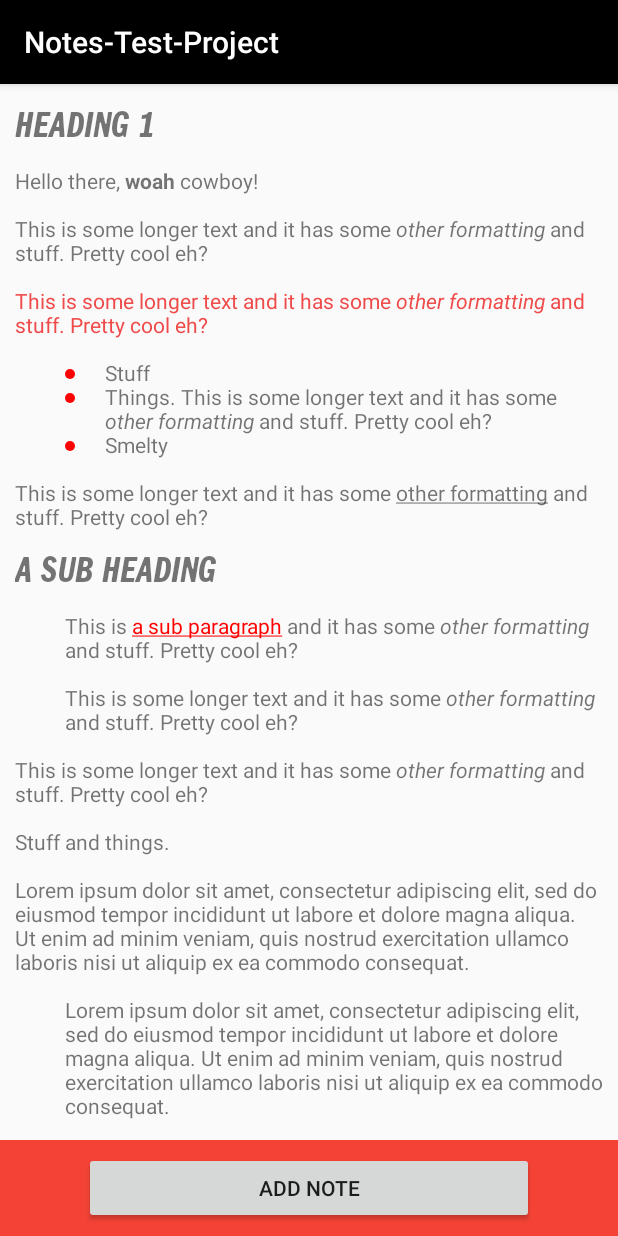
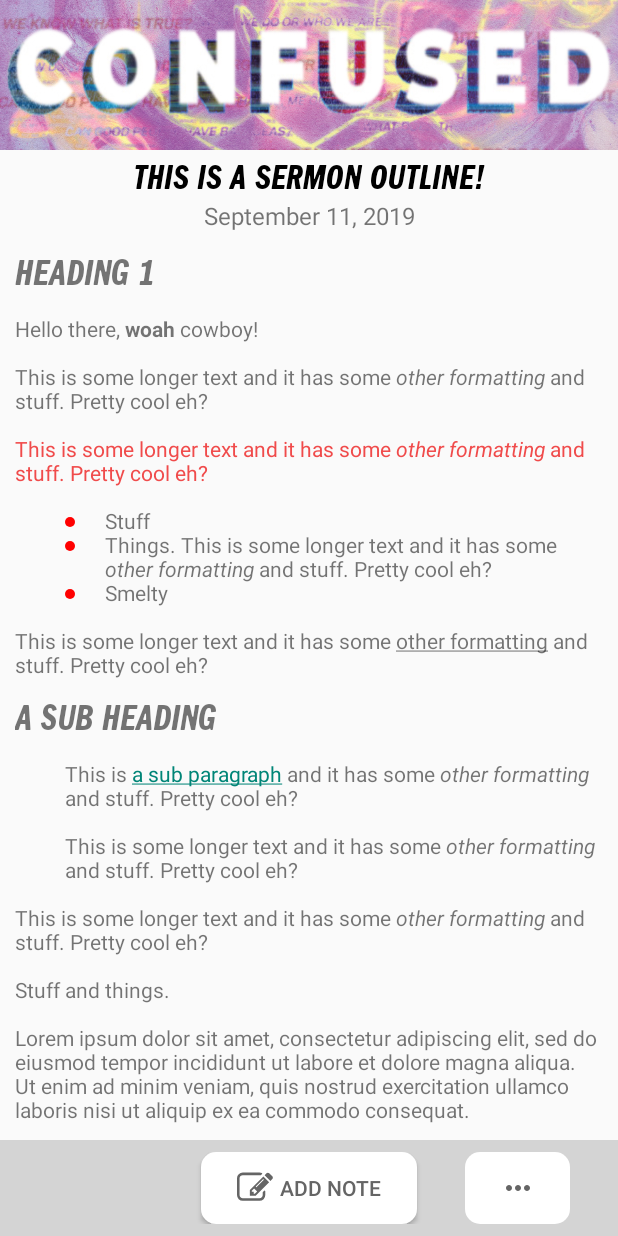
Before and after one commit to ChrissinjinTurner/testNoteApp, an Android app: the screen it shows after launch (MainActivity), on a phone screen of 412 x 824 dp. Run offline under Robolectric (Android 15) with nearby library versions, the phone set to English and light mode, and no system bars.

Commit message:
added header item to the sermon, cleaned up some stuff

```diff
--- a/app/src/main/AndroidManifest.xml
+++ b/app/src/main/AndroidManifest.xml
@@ -14,7 +14,8 @@
         android:theme="@style/AppTheme" >
         <activity android:name=".MainActivity"
                 android:screenOrientation="portrait"
-                android:configChanges="orientation|keyboardHidden">
+                android:configChanges="orientation|keyboardHidden"
+                android:theme="@style/AppTheme.NoActionBar">
             <intent-filter>
                 <action android:name="android.intent.action.MAIN" />
 
--- a/app/src/main/java/com/example/notes_test_project/MainActivity.kt
+++ b/app/src/main/java/com/example/notes_test_project/MainActivity.kt
@@ -88,7 +88,7 @@ class MainActivity : AppCompatActivity() {
         } else {
             test_dialog()
         }
-        dialog?.setStyle(DialogFragment.STYLE_NORMAL, android.R.style.Theme_Black_NoTitleBar_Fullscreen) // makes the dialog full screen to provide all the space we could possibly need
+            dialog?.setStyle(DialogFragment.STYLE_NORMAL, R.style.AlertDialogStyle) // makes the dialog full screen to provide all the space we could possibly need
         dialog?.show(supportFragmentManager, "tag")
     }
 
@@ -244,9 +244,6 @@ class MainActivity : AppCompatActivity() {
                     val selectedString = span.subSequence(selectionStart, selectionEnd)
                     openDialog(selectedString)
                 }
-
-//                addNoteButton.callOnClick()
-
                 return true
             }
 
@@ -282,8 +279,6 @@ class MainActivity : AppCompatActivity() {
                     mainContent.clearFocus()
                     mainContent.setTextKeepState(span)
                 }
-
-//                actionMode?.finish()
                 return true
             }
 
@@ -319,8 +314,6 @@ class MainActivity : AppCompatActivity() {
                     mainContent.clearFocus()
                     mainContent.setTextKeepState(span)
                 }
-
-//                actionMode?.finish()
                 return true
             }
 
--- a/app/src/main/java/com/example/notes_test_project/test_dialog.kt
+++ b/app/src/main/java/com/example/notes_test_project/test_dialog.kt
@@ -68,7 +68,11 @@ class test_dialog : DialogFragment() {
     fun createNote(text: CharSequence) {
         val child = layoutInflater.inflate(R.layout.custom_note_item, null)
         child.notedText.text = text
+        child.noteBlock.setOnClickListener {
+            child.noteEditText.requestFocus()
+        }
         contentWrapper.addView(child)
+        // maybe i can use the addview with child/index on it to put it on the bottom
         noteEditText.requestFocus()
         dialog.window?.setSoftInputMode(WindowManager.LayoutParams.SOFT_INPUT_STATE_ALWAYS_VISIBLE)
     }
--- /dev/null
+++ b/app/src/main/res/drawable/custom_button_grey.xml
@@ -0,0 +1,9 @@
+<shape xmlns:android="http://schemas.android.com/apk/res/android"
+    android:shape="rectangle">
+    <gradient
+        android:angle="90"
+        android:startColor="#FFFFFF"
+        android:endColor="#FFFFFF"
+        android:type="linear" />
+    <corners android:radius="10dp" />
+</shape>
--- /dev/null
+++ b/app/src/main/res/drawable/ic_more_horiz.xml
@@ -0,0 +1,5 @@
+<vector android:height="24dp" android:tint="#656565"
+    android:viewportHeight="24.0" android:viewportWidth="24.0"
+    android:width="24dp" xmlns:android="http://schemas.android.com/apk/res/android">
+    <path android:fillColor="#FF000000" android:pathData="M6,10c-1.1,0 -2,0.9 -2,2s0.9,2 2,2 2,-0.9 2,-2 -0.9,-2 -2,-2zM18,10c-1.1,0 -2,0.9 -2,2s0.9,2 2,2 2,-0.9 2,-2 -0.9,-2 -2,-2zM12,10c-1.1,0 -2,0.9 -2,2s0.9,2 2,2 2,-0.9 2,-2 -0.9,-2 -2,-2z"/>
+</vector>
--- /dev/null
+++ b/app/src/main/res/drawable/ic_note_icon.xml
@@ -0,0 +1,4 @@
+<vector android:height="24dp" android:viewportHeight="1792.0"
+    android:viewportWidth="1792.0" android:width="24dp" xmlns:android="http://schemas.android.com/apk/res/android">
+    <path android:fillColor="#FF656565" android:pathData="M888,1184l116,-116 -152,-152 -116,116v56h96v96h56zM1328,464q-16,-16 -33,1l-350,350q-17,17 -1,33t33,-1l350,-350q17,-17 1,-33zM1408,1058v190q0,119 -84.5,203.5t-203.5,84.5h-832q-119,0 -203.5,-84.5t-84.5,-203.5v-832q0,-119 84.5,-203.5t203.5,-84.5h832q63,0 117,25 15,7 18,23 3,17 -9,29l-49,49q-14,14 -32,8 -23,-6 -45,-6h-832q-66,0 -113,47t-47,113v832q0,66 47,113t113,47h832q66,0 113,-47t47,-113v-126q0,-13 9,-22l64,-64q15,-15 35,-7t20,29zM1312,320l288,288 -672,672h-288v-288zM1756,452l-92,92 -288,-288 92,-92q28,-28 68,-28t68,28l152,152q28,28 28,68t-28,68z"/>
+</vector>
--- a/app/src/main/res/layout/activity_main.xml
+++ b/app/src/main/res/layout/activity_main.xml
@@ -16,6 +16,50 @@
             app:layout_constraintTop_toTopOf="parent"
             android:visibility="visible">
 
+        <androidx.constraintlayout.widget.ConstraintLayout
+                android:layout_width="match_parent"
+                android:layout_height="wrap_content">
+
+            <!-- Need to do this because of Imageview only getting fore/background in api 23 -->
+            <FrameLayout
+                    android:id="@+id/outlineHeaderImage"
+                    android:layout_width="match_parent"
+                    android:layout_height="100dp"
+                    android:foreground="@drawable/confused_fg"
+                    app:layout_constraintBottom_toTopOf="@id/outlineTitle"
+                    app:layout_constraintLeft_toLeftOf="parent"
+                    app:layout_constraintRight_toRightOf="parent"
+                    app:layout_constraintTop_toTopOf="parent">
+                <ImageView
+                        android:layout_width="match_parent"
+                        android:layout_height="100dp"
+                        android:background="@drawable/confused_bg" />
+            </FrameLayout>
+            <TextView
+                    android:id="@+id/outlineTitle"
+                    android:layout_width="match_parent"
+                    android:layout_height="wrap_content"
+                    android:text="This is a sermon outline!"
+                    android:textSize="24sp"
+                    android:textColor="#000"
+                    android:fontFamily="@font/sandals_type"
+                    android:layout_marginTop="8dp"
+                    app:layout_constraintBottom_toTopOf="@id/outlineDate"
+                    app:layout_constraintLeft_toLeftOf="parent"
+                    app:layout_constraintRight_toRightOf="parent"
+                    app:layout_constraintTop_toBottomOf="@id/outlineHeaderImage"/>
+
+            <TextView
+                    android:id="@+id/outlineDate"
+                    android:layout_width="match_parent"
+                    android:layout_height="wrap_content"
+                    android:text="September 11, 2019"
+                    android:textSize="16sp"
+                    app:layout_constraintBottom_toTopOf="@id/mainContent"
+                    app:layout_constraintLeft_toLeftOf="parent"
+                    app:layout_constraintRight_toRightOf="parent"
+                    app:layout_constraintTop_toBottomOf="@id/outlineTitle" />
+
             <TextView
                     android:id="@+id/mainContent"
                     android:layout_width="wrap_content"
@@ -26,28 +70,10 @@
                     app:layout_constraintBottom_toBottomOf="parent"
                     app:layout_constraintLeft_toLeftOf="parent"
                     app:layout_constraintRight_toRightOf="parent"
-                app:layout_constraintTop_toTopOf="parent" />
+                    app:layout_constraintTop_toBottomOf="@id/outlineDate" />
+        </androidx.constraintlayout.widget.ConstraintLayout>
 
     </com.example.notes_test_project.NonFocusingScrollView>
-
-    <ScrollView
-            android:layout_width="match_parent"
-            android:layout_height="match_parent"
-            android:layout_marginBottom="64dp"
-            app:layout_constraintBottom_toTopOf="@id/buttonLayout"
-            app:layout_constraintLeft_toLeftOf="parent"
-            app:layout_constraintRight_toRightOf="parent"
-            app:layout_constraintTop_toTopOf="parent"
-            android:visibility="gone">
-
-        <WebView
-                android:id="@+id/webView"
-                android:layout_width="wrap_content"
-                android:layout_height="wrap_content">
-
-        </WebView>
-
-    </ScrollView>
 
     <RelativeLayout
             android:id="@+id/buttonLayout"
@@ -55,20 +81,39 @@
             android:layout_height="wrap_content"
             android:paddingBottom="8dp"
             android:paddingTop="8dp"
-            android:background="#F44336"
+            android:background="#d4d4d4"
             app:layout_constraintBottom_toBottomOf="parent"
             app:layout_constraintEnd_toEndOf="parent"
             app:layout_constraintStart_toStartOf="parent">
 
         <Button
                 android:id="@+id/addNoteButton"
-                android:layout_width="300dp"
+                android:layout_width="wrap_content"
                 android:layout_height="wrap_content"
                 android:layout_centerHorizontal="true"
+                android:paddingStart="24dp"
+                android:paddingEnd="24dp"
+                android:drawableStart="@drawable/ic_note_icon"
+                android:drawablePadding="4dp"
+                android:textColor="#656565"
                 android:text="Add note"
-                app:layout_constraintBottom_toBottomOf="parent"
-                app:layout_constraintLeft_toLeftOf="parent"
-                app:layout_constraintRight_toRightOf="parent" />
+                android:background="@drawable/custom_button_grey" />
+
+        <ImageButton
+                android:id="@+id/moreButton"
+                android:layout_width="wrap_content"
+                android:layout_height="wrap_content"
+                android:layout_alignParentEnd="true"
+                android:layout_toEndOf="@+id/addNoteButton"
+                android:layout_marginStart="32dp"
+                android:layout_marginEnd="32dp"
+                android:background="@drawable/custom_button_grey"
+                android:src="@drawable/ic_more_horiz"
+                android:paddingTop="12dp"
+                android:paddingBottom="12dp"
+                android:paddingStart="4dp"
+                android:paddingEnd="4dp"
+                android:textColor="#656565" />
 
     </RelativeLayout>
 </androidx.constraintlayout.widget.ConstraintLayout>
--- a/app/src/main/res/layout/custom_note_item.xml
+++ b/app/src/main/res/layout/custom_note_item.xml
@@ -17,7 +17,7 @@ android:layout_height="match_parent">
         <TextView
                 android:id="@+id/notedText"
                 android:layout_width="match_parent"
-                android:layout_height="wrap_content"
+                android:layout_height="match_parent"
                 android:text="When you give to Sandals Church you help create a place to be real."
                 android:textColor="@color/colorPrimary"
                 android:paddingTop="15dp"
@@ -30,7 +30,7 @@ android:layout_height="match_parent">
         <EditText
                 android:id="@+id/noteEditText"
                 android:layout_width="match_parent"
-                android:layout_height="wrap_content"
+                android:layout_height="match_parent"
                 android:textAlignment="center"
                 android:gravity="top|start"
                 android:inputType="textMultiLine"
--- a/app/src/main/res/layout/test_dialog.xml
+++ b/app/src/main/res/layout/test_dialog.xml
@@ -60,7 +60,7 @@
 
             <LinearLayout
                     android:id="@+id/contentWrapper"
-                    android:layout_width="wrap_content"
+                    android:layout_width="match_parent"
                     android:layout_height="wrap_content"
                     android:orientation="vertical"
                     app:layout_constraintEnd_toEndOf="parent"
--- a/app/src/main/res/values/styles.xml
+++ b/app/src/main/res/values/styles.xml
@@ -8,4 +8,22 @@
         <item name="colorAccent">@color/colorAccent</item>
     </style>
 
+    <style name="Theme.Default" parent="@android:style/Theme"></style>
+    <style name="Theme.NoTitle" parent="@android:style/Theme.NoTitleBar"></style>
+    <style name="Theme.FullScreen" parent="@android:style/Theme.NoTitleBar.Fullscreen"></style>
+    <style name="AlertDialogStyle" parent="Theme.AppCompat.Light.Dialog">
+        <item name="colorAccent">@color/greyColor</item>
+        <item name="android:textColor">@color/greyColor</item>
+        <item name="android:textColorPrimary">@color/greyColor</item>
+        <item name="android:windowNoTitle">true</item>
+        <item name="android:windowFullscreen">true</item>
+        <item name="android:windowContentOverlay">@null</item>
+        <item name="android:windowBackground">@android:color/black</item>
+        <item name="android:colorBackground">@android:color/black</item>
+    </style>
+    <style name="AppTheme.NoActionBar" parent="Theme.AppCompat.Light.DarkActionBar">
+        <item name="windowActionBar">false</item>
+        <item name="windowNoTitle">true</item>
+        <item name="android:windowFullscreen">true</item>
+    </style>
 </resources>
```
Also changed, not shown: app/src/main/res/drawable/confused_bg.jpg (added), app/src/main/res/drawable/confused_fg.png (added). Lines whose indentation alone changed are shown as unchanged.
